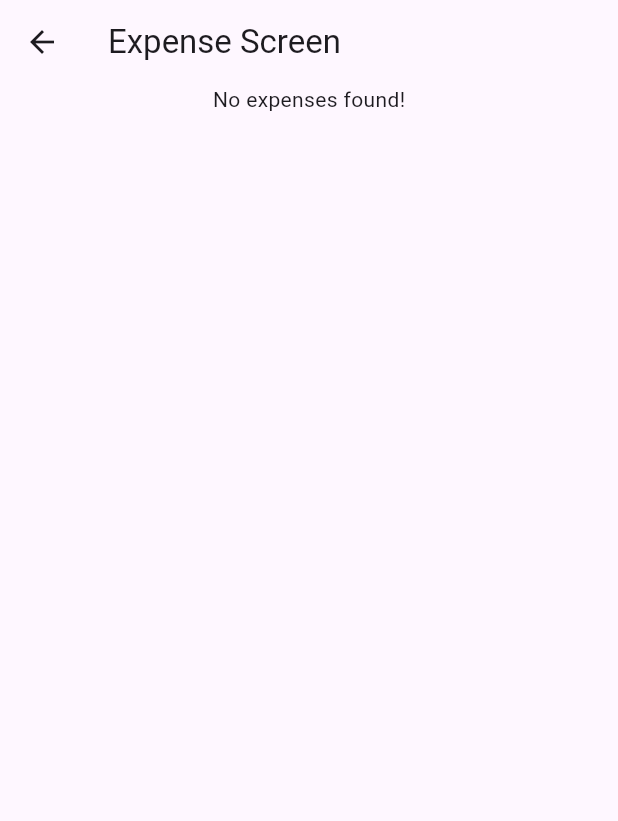
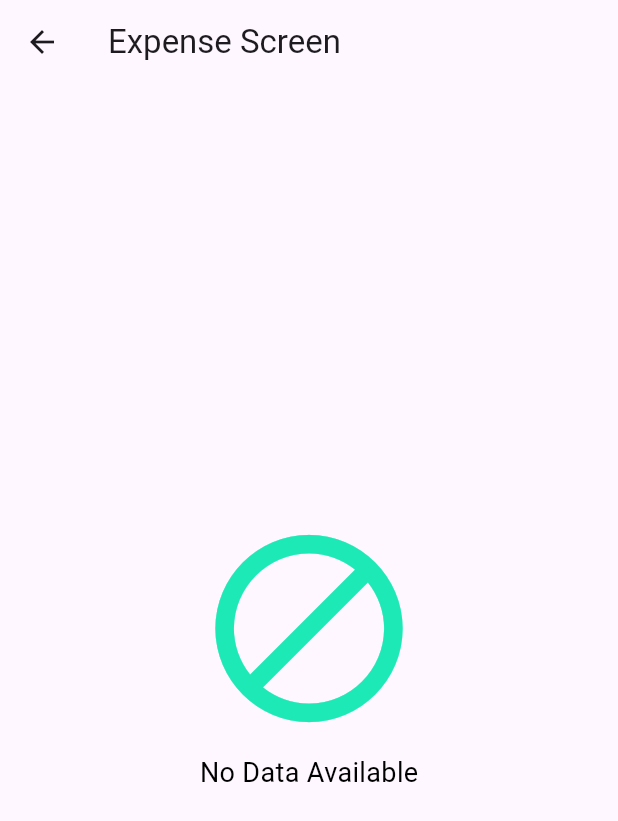
Before and after one commit to muhammadXainAhmad/expense_tracker_sqflite_provider, a Flutter app: the ExpenseScreen screen opened by its route, on a phone screen of 412 x 824 dp. Shown: the top 821 px of the screen. Run offline on Flutter 3.47's test engine with Material 3 defaults, Android fonts, the phone set to English and light mode, and no system bars; our stand-ins replace another_flushbar, sqflite; accounts and stored records are empty.

Commit message:
Handling no data conditons

```diff
--- a/lib/Views/expense_screen.dart
+++ b/lib/Views/expense_screen.dart
@@ -14,13 +14,28 @@ class ExpenseScreen extends StatelessWidget {
     });
     return Scaffold(
       appBar: AppBar(title: Text("Expense Screen")),
-      body: Center(
-        child: Column(
-          children: [
-            Consumer<ExpenseProvider>(
+      body: Consumer<ExpenseProvider>(
         builder: (context, provider, child) {
           return provider.expenseList.isEmpty
-                    ? Center(child: Text("No expenses found!"))
+              ? Center(
+                child: Column(
+                  mainAxisAlignment: MainAxisAlignment.center,
+                  children: [
+                    Icon(
+                      Icons.do_not_disturb_alt_outlined,
+                      size: 150,
+                      color: Colors.tealAccent.shade400,
+                    ),
+                    Padding(
+                      padding: const EdgeInsets.all(8.0),
+                      child: Text(
+                        "No Data Available",
+                        style: TextStyle(color: Colors.black, fontSize: 18),
+                      ),
+                    ),
+                  ],
+                ),
+              )
               : Expanded(
                 child: ListView.builder(
                   itemCount: provider.expenseList.length,
@@ -32,9 +47,6 @@ class ExpenseScreen extends StatelessWidget {
               );
         },
       ),
-          ],
-        ),
-      ),
     );
   }
 }
```
Also changed, not shown: lib/Views/category_expense_screen.dart (+27 -7 lines). Lines whose indentation alone changed are shown as unchanged.
